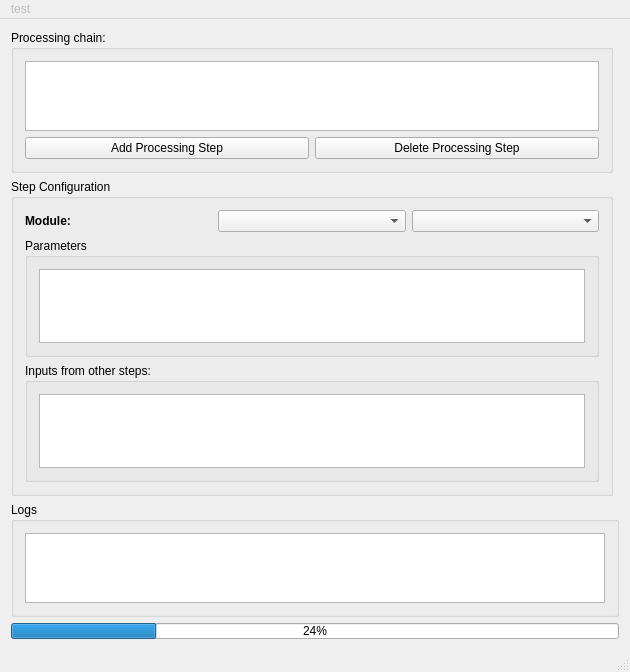
Old version of the form code/gui/mainwindow.ui in the repository TU-Berlin-CVRS/uipf.
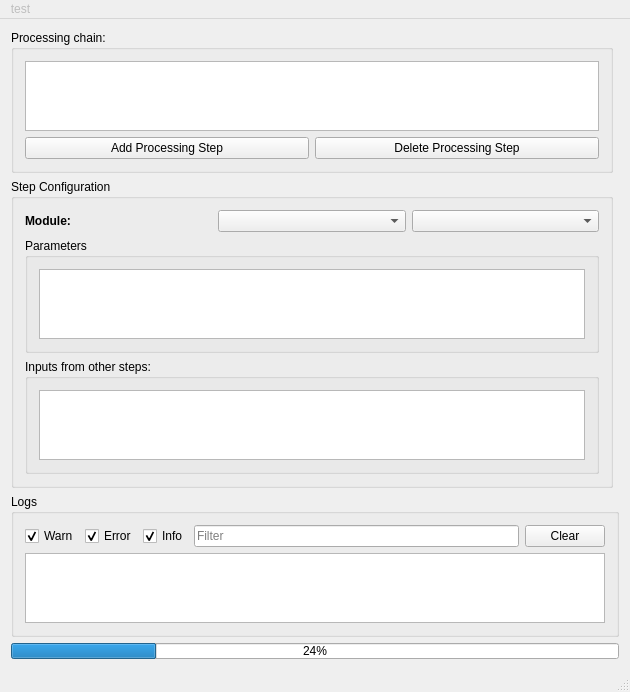
New version of the form. Icons and pictures are not drawn.

Patch:
```diff
--- a/code/gui/mainwindow.ui
+++ b/code/gui/mainwindow.ui
@@ -21,7 +21,58 @@
        <string>Logs</string>
       </property>
       <layout class="QGridLayout" name="gridLayout_6">
-       <item row="1" column="0">
+       <item row="0" column="0">
+        <layout class="QHBoxLayout" name="horizontalLayout_2">
+         <item>
+          <widget class="QCheckBox" name="logWarnCheckbox">
+           <property name="text">
+            <string>Warn</string>
+           </property>
+           <property name="checked">
+            <bool>true</bool>
+           </property>
+          </widget>
+         </item>
+         <item>
+          <widget class="QCheckBox" name="logErrorCheckbox">
+           <property name="text">
+            <string>Error</string>
+           </property>
+           <property name="checked">
+            <bool>true</bool>
+           </property>
+          </widget>
+         </item>
+         <item>
+          <widget class="QCheckBox" name="logInfoCheckbox">
+           <property name="text">
+            <string>Info</string>
+           </property>
+           <property name="checked">
+            <bool>true</bool>
+           </property>
+          </widget>
+         </item>
+         <item>
+          <widget class="QLineEdit" name="logFilterLE">
+           <property name="inputMask">
+            <string/>
+           </property>
+           <property name="placeholderText">
+            <string>Filter</string>
+           </property>
+          </widget>
+         </item>
+         <item>
+          <widget class="QPushButton" name="clearLogButton">
+           <property name="text">
+            <string>Clear</string>
+           </property>
+          </widget>
+         </item>
+        </layout>
+       </item>
+       <item row="2" column="0">
         <widget class="QPlainTextEdit" name="tbLog">
          <property name="readOnly">
           <bool>true</bool>
```
